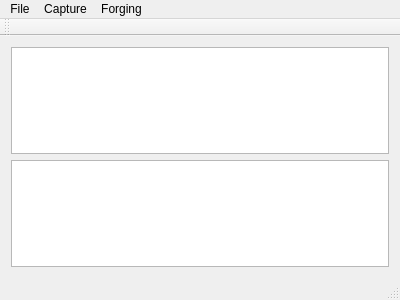
This is mainwindow.ui in inso-/YellowShark as Qt 5 draws it before an edit. The edited form follows.
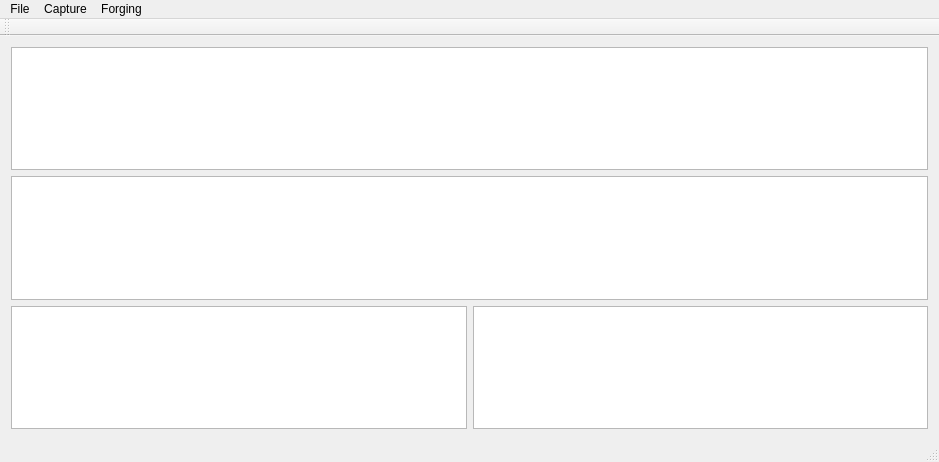
This is the edited form.

```diff
--- a/mainwindow.ui
+++ b/mainwindow.ui
@@ -6,8 +6,8 @@
    <rect>
     <x>0</x>
     <y>0</y>
-    <width>400</width>
-    <height>300</height>
+    <width>939</width>
+    <height>462</height>
    </rect>
   </property>
   <property name="windowTitle">
@@ -16,21 +16,17 @@
   <widget class="QWidget" name="centralWidget">
    <layout class="QGridLayout" name="gridLayout">
     <item row="2" column="0">
-     <widget class="QTableWidget" name="tableWidget_2">
-      <property name="sizePolicy">
-       <sizepolicy hsizetype="Expanding" vsizetype="Expanding">
-        <horstretch>1</horstretch>
-        <verstretch>1</verstretch>
-       </sizepolicy>
-      </property>
-     </widget>
+     <widget class="QTextBrowser" name="textBrowser"/>
     </item>
-    <item row="0" column="0">
+    <item row="2" column="1">
+     <widget class="QTextBrowser" name="textBrowser_2"/>
+    </item>
+    <item row="0" column="0" colspan="2">
      <widget class="QTableView" name="tableWidget">
       <property name="sizePolicy">
        <sizepolicy hsizetype="Expanding" vsizetype="Expanding">
-        <horstretch>1</horstretch>
-        <verstretch>1</verstretch>
+        <horstretch>0</horstretch>
+        <verstretch>0</verstretch>
        </sizepolicy>
       </property>
       <attribute name="horizontalHeaderCascadingSectionResizes">
@@ -44,18 +40,15 @@
       </attribute>
      </widget>
     </item>
-    <item row="1" column="0">
-     <spacer name="horizontalSpacer">
-      <property name="orientation">
-       <enum>Qt::Horizontal</enum>
+    <item row="1" column="0" colspan="2">
+     <widget class="QTreeView" name="treeView_2">
+      <property name="sizePolicy">
+       <sizepolicy hsizetype="Expanding" vsizetype="Expanding">
+        <horstretch>0</horstretch>
+        <verstretch>0</verstretch>
+       </sizepolicy>
       </property>
-      <property name="sizeHint" stdset="0">
-       <size>
-        <width>40</width>
-        <height>0</height>
-       </size>
-      </property>
-     </spacer>
+     </widget>
     </item>
    </layout>
   </widget>
@@ -64,7 +57,7 @@
     <rect>
      <x>0</x>
      <y>0</y>
-     <width>400</width>
+     <width>939</width>
      <height>22</height>
     </rect>
    </property>
```
